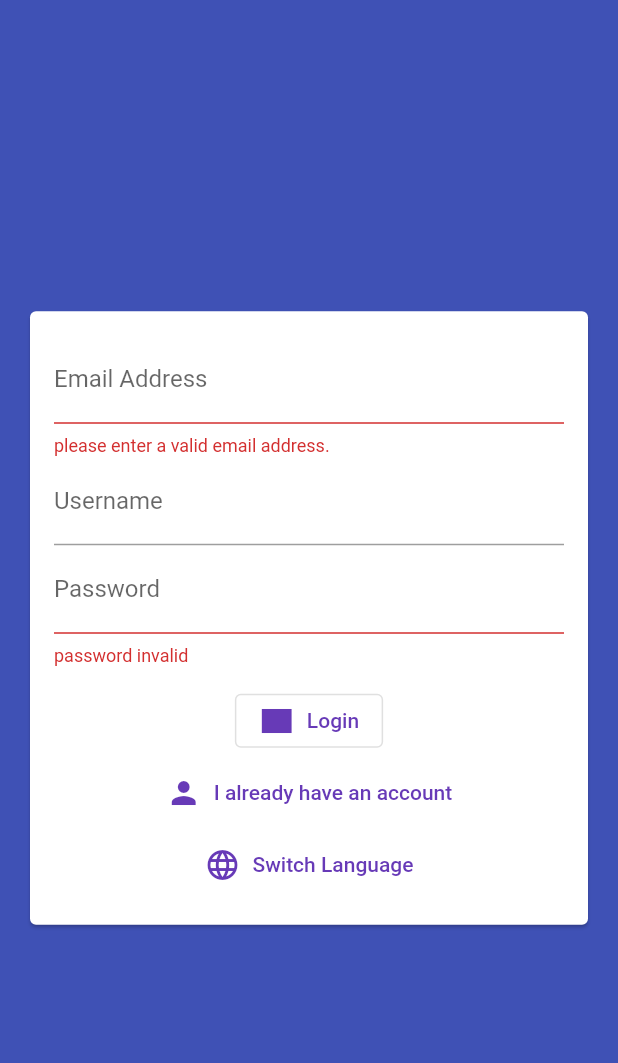
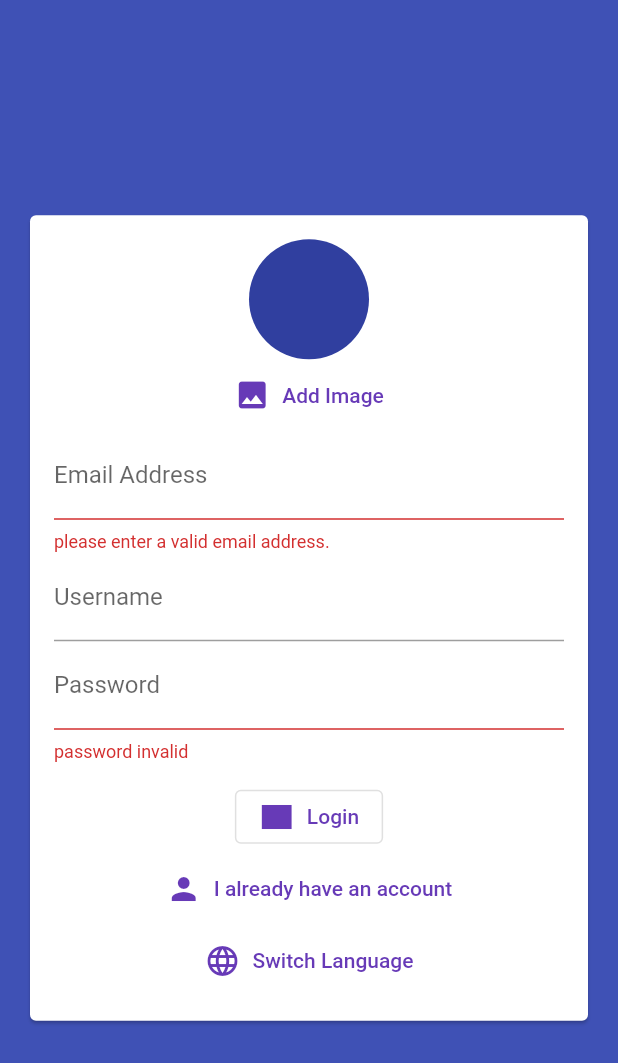
Before and after one commit to quantificial/chat_app, a Flutter app: the screen it shows after launch, after a tap on "Login", after a tap on "Create New Account", on a phone screen of 412 x 824 dp. Shown: the top 1063 px of the screen. Run offline on Flutter 3.47's test engine with Material 2 defaults, Android fonts, the phone set to English and light mode, and no system bars; our stand-ins replace cloud_firestore, firebase_auth, firebase_core, firebase_storage, image_picker; accounts and stored records are empty; generated files the repository leaves out were written again.

Commit message:
add images

```diff
--- a/lib/widgets/auth_form.dart
+++ b/lib/widgets/auth_form.dart
@@ -1,5 +1,8 @@
+import 'dart:io';
+
 import 'package:firebase_app/l10n/s.dart';
 import 'package:firebase_app/main.dart';
+import 'package:firebase_app/widgets/pickers/user_image_picker.dart';
 import 'package:flutter/material.dart';
 
 class AuthForm extends StatefulWidget {
@@ -8,9 +11,8 @@ class AuthForm extends StatefulWidget {
     required this.submitAuthForm,
   });
 
-  final void Function(
-          String email, String password, String username, bool isLogin)
-      submitAuthForm;
+  final void Function(String email, String password, String username,
+      File? image, bool isLogin) submitAuthForm;
 
   @override
   State<AuthForm> createState() => _AuthFormState();
@@ -28,6 +30,12 @@ class _AuthFormState extends State<AuthForm> {
   String _userName = '';
   String _userPassword = '';
 
+  File? _userImageFile;
+
+  void _pickImage(File image) {
+    _userImageFile = image;
+  }
+
   @override
   Widget build(BuildContext context) {
     return Center(
@@ -39,6 +47,8 @@ class _AuthFormState extends State<AuthForm> {
               key: _formKey,
               // flutter form
               child: Column(mainAxisSize: MainAxisSize.min, children: [
+                if (!_isLogin) UserImagePicker(imagePickFn: _pickImage),
+
                 // text fields and decoration
                 TextFormField(
                   key: const ValueKey('email'),
@@ -90,14 +100,24 @@ class _AuthFormState extends State<AuthForm> {
                         });
                         // Validation ////////////////////////////////////
                         final isValid = _formKey.currentState!.validate();
+                        FocusScope.of(context).unfocus();
 
-                        FocusScope.of(context).unfocus();
+                        if (_userImageFile == null && !_isLogin) {
+                          ScaffoldMessenger.of(context).showSnackBar(
+                              SnackBar(content: Text('Please pick an image')));
+
+                          setState(() {
+                            _isLoading = false;
+                          });
+
+                          return;
+                        }
 
                         // Save /////////////////////////////////////////
                         if (isValid) {
                           _formKey.currentState!.save();
-                          widget.submitAuthForm(
-                              _userEmail, _userPassword, _userName, _isLogin);
+                          widget.submitAuthForm(_userEmail, _userPassword,
+                              _userName, _userImageFile, _isLogin);
                           // print(_userEmail);
                           // print(_userName);
                           // print(_userPassword);
--- /dev/null
+++ b/lib/widgets/pickers/user_image_picker.dart
@@ -0,0 +1,46 @@
+import 'dart:io';
+
+import 'package:flutter/material.dart';
+import 'package:image_picker/image_picker.dart';
+
+class UserImagePicker extends StatefulWidget {
+  const UserImagePicker({super.key, required this.imagePickFn});
+
+  final void Function(File pickedImage) imagePickFn;
+
+  @override
+  State<UserImagePicker> createState() => _UserImagePickerState();
+}
+
+class _UserImagePickerState extends State<UserImagePicker> {
+  File? _pickedImage;
+
+  Future<void> pickImage() async {
+    final picker = ImagePicker();
+    final pickedImage = await picker.pickImage(source: ImageSource.camera);
+    final pickedImageFile = File(pickedImage!.path); // requires import
+
+    setState(() {
+      _pickedImage = pickedImageFile;
+    });
+
+    widget.imagePickFn(pickedImageFile);
+  }
+
+  @override
+  Widget build(BuildContext context) {
+    return Column(
+      children: [
+        CircleAvatar(
+          radius: 40,
+          backgroundImage:
+              _pickedImage == null ? null : FileImage(_pickedImage!),
+        ),
+        TextButton.icon(
+            onPressed: pickImage,
+            icon: Icon(Icons.image),
+            label: Text('Add Image')),
+      ],
+    );
+  }
+}
--- a/pubspec.yaml
+++ b/pubspec.yaml
@@ -43,6 +43,8 @@ dependencies:
     sdk: flutter
   intl: any
   firebase_auth: ^4.4.1
+  image_picker: ^0.8.7+3
+  firebase_storage: ^11.1.0
 
 dev_dependencies:
   flutter_test:
```
Also changed, not shown: lib/l10n/s.dart (+14 -0 lines), lib/screens/auth_screen.dart (+29 -2 lines), lib/screens/chat_screen.dart (+47 -40 lines), lib/widgets/chat/message_bubble.dart (added, +60 -0 lines), lib/widgets/chat/messages.dart (added, +41 -0 lines), lib/widgets/chat/new_message.dart (added, +50 -0 lines), pubspec.lock, 1 other file.
